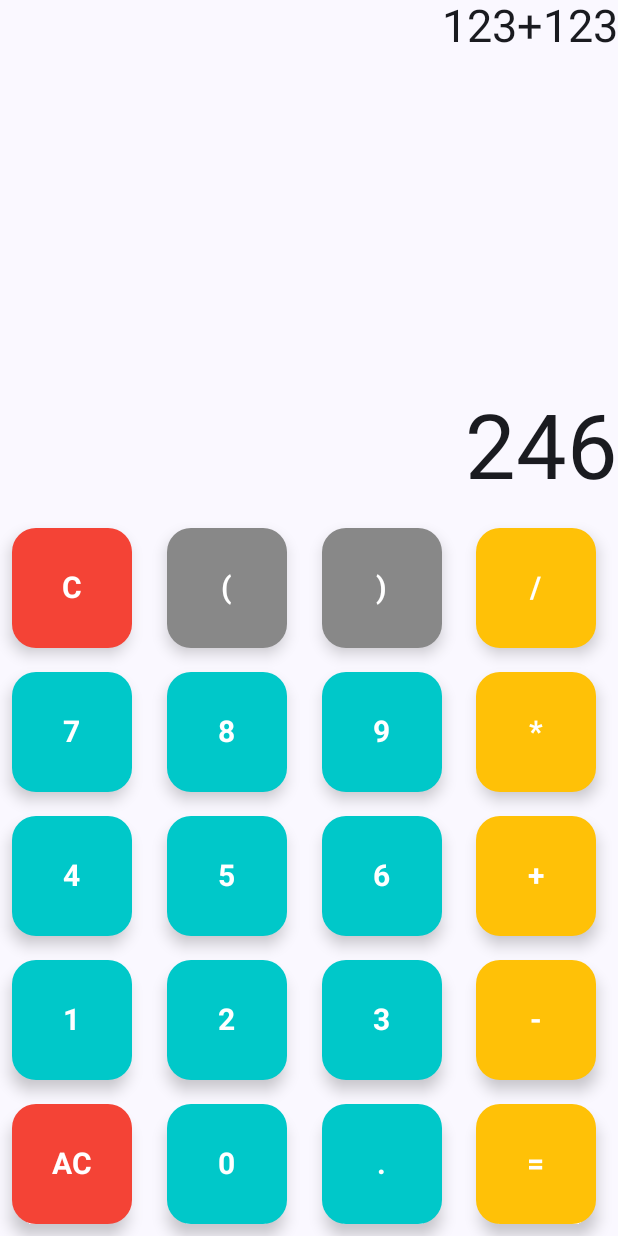
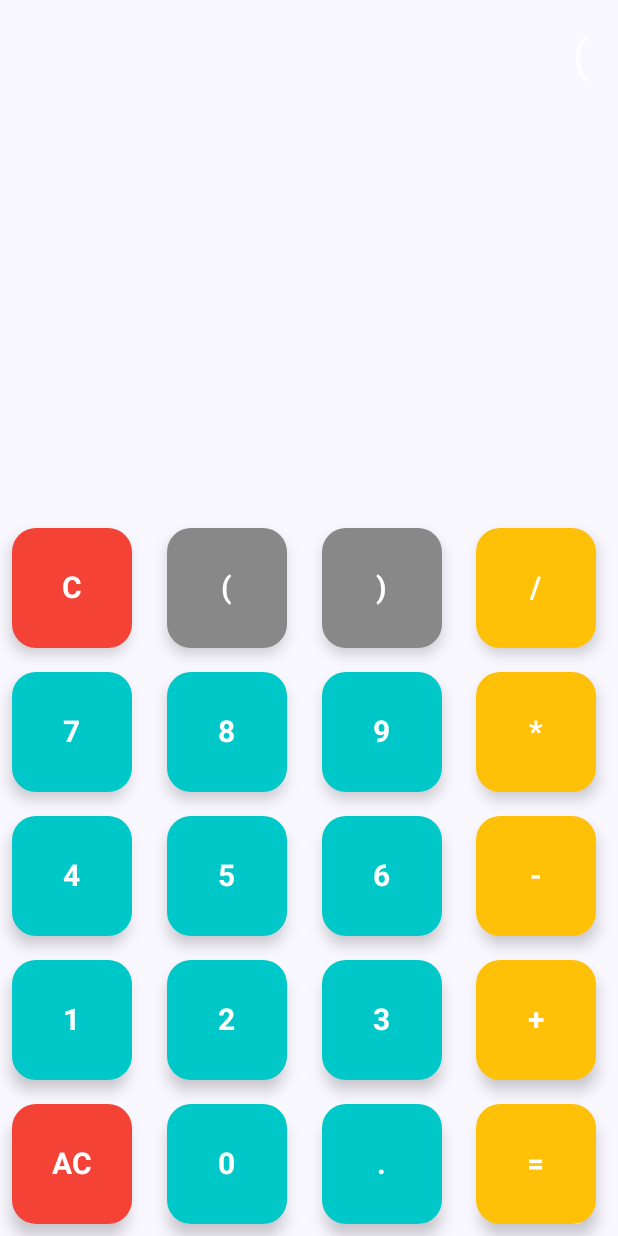
Before and after one commit to Md-Oakil-902/Calculator-using-Jetpack-Compose-Ui, an Android app built with Jetpack Compose: the screen it shows after launch (MainActivity), after a tap on an icon or button, on a phone screen of 412 x 824 dp. Run offline under Robolectric (Android 15) with nearby library versions, the phone set to English and light mode, and no system bars; our stand-ins replace livedata-compose; 2 statements that could not run were skipped.

Commit message:
solve all error and done

```diff
--- a/app/src/main/java/com/oakil/jetpackcomposecalculator/Calculator.kt
+++ b/app/src/main/java/com/oakil/jetpackcomposecalculator/Calculator.kt
@@ -3,6 +3,7 @@ package com.oakil.jetpackcomposecalculator
 import androidx.compose.foundation.background
 import androidx.compose.foundation.layout.Box
 import androidx.compose.foundation.layout.Column
+import androidx.compose.foundation.layout.Row
 import androidx.compose.foundation.layout.Spacer
 import androidx.compose.foundation.layout.fillMaxSize
 import androidx.compose.foundation.layout.height
@@ -16,15 +17,20 @@ import androidx.compose.material3.Button
 import androidx.compose.material3.FloatingActionButton
 import androidx.compose.material3.Text
 import androidx.compose.runtime.Composable
+import androidx.compose.runtime.livedata.observeAsState
 import androidx.compose.ui.Alignment
 import androidx.compose.ui.Modifier
 import androidx.compose.ui.focus.focusModifier
 import androidx.compose.ui.graphics.Color
+import androidx.compose.ui.text.SpanStyle
 import androidx.compose.ui.text.TextStyle
+import androidx.compose.ui.text.buildAnnotatedString
 import androidx.compose.ui.text.font.FontStyle
 import androidx.compose.ui.text.font.FontWeight
 import androidx.compose.ui.text.style.TextAlign
 import androidx.compose.ui.text.style.TextOverflow
+import androidx.compose.ui.text.withStyle
+import androidx.compose.ui.tooling.preview.Preview
 import androidx.compose.ui.unit.dp
 import androidx.compose.ui.unit.sp
 
@@ -32,31 +38,29 @@ import androidx.compose.ui.unit.sp
 val buttonList = listOf(
     "C", "(", ")", "/",
     "7", "8", "9", "*",
-    "4", "5", "6", "+",
-    "1", "2", "3", "-",
+    "4", "5", "6", "-",
+    "1", "2", "3", "+",
     "AC", "0", ".", "="
 )
 
+
+
 @Composable
-fun Calculator(modifier: Modifier = Modifier) {
+fun Calculator(modifier: Modifier = Modifier, viewModel: CalculatorViewModel) {
+    val equationText = viewModel.equationText.observeAsState().value ?: ""
+    val resultText = viewModel.resultText.observeAsState().value ?: ""
+
     Box(modifier = modifier) {
         Column(
             modifier = Modifier.fillMaxSize(),
             horizontalAlignment = Alignment.End
         ) {
-            Text(text = "123+123",
-                style = TextStyle(fontSize = 30.sp,
-                    textAlign = TextAlign.End
-                    ),
-                maxLines = 5,
-                overflow = TextOverflow.Ellipsis
-            )
+            StyledEquationText(equationText = equationText)
             Spacer(modifier = Modifier.weight(1f))
 
-            Text(text = "246",
-                style = TextStyle(fontSize = 60.sp,
-                    textAlign = TextAlign.End
-                    ),
+            Text(
+                text = resultText,
+                style = TextStyle(fontSize = 60.sp, textAlign = TextAlign.End),
                 maxLines = 2,
             )
             Spacer(modifier = Modifier.height(10.dp))
@@ -64,26 +68,21 @@ fun Calculator(modifier: Modifier = Modifier) {
             LazyVerticalGrid(
                 columns = GridCells.Fixed(4)
             ) {
-                items(buttonList){
-                    CalculatorButton(btn= it)
-
+                items(buttonList) {
+                    CalculatorButton(btn = it, onclick = {
+                        viewModel.onButtonClick(it)
+                    })
                 }
-
             }
-
-
         }
-
     }
-
 }
 
-
 @Composable
-fun CalculatorButton(btn: String) {
+fun CalculatorButton(btn: String, onclick: ()->Unit) {
     Box(modifier = Modifier.padding(8.dp)){
         FloatingActionButton(
-            onClick = {},
+            onClick = onclick,
             modifier = Modifier.size(80.dp),
             contentColor = Color.White, // number will be red
             containerColor = getColor(btn) // button container color
@@ -107,3 +106,59 @@ fun getColor(btn : String): Color{
     return Color(0xff00C8C9)
 
 }
+
+@Composable
+fun StyledEquationText(equationText: String) {
+    // Split the equation into its parts (numbers and operators)
+    val operatorColor = Color(0xFFFFC107) // Amber color for operators
+    val numberColor = Color.White // White color for numbers (or you can choose other colors)
+
+    // Create a styled string
+    val annotatedString = buildAnnotatedString {
+        var isOperator = false
+
+        // Iterate through each character in the equation string
+        equationText.forEach { char ->
+            if (char in listOf('+', '-', '*', '/', '=')) {
+                // For operators, apply the operator color
+                withStyle(style = SpanStyle(color = operatorColor)) {
+                    append(char.toString())
+                }
+                isOperator = true
+            } else {
+                // For numbers, apply the number color
+                withStyle(style = SpanStyle(color = numberColor)) {
+                    append(char.toString())
+                }
+            }
+        }
+    }
+
+    // Display the styled equation
+    Text(
+        text = annotatedString,
+        style = TextStyle(fontSize = 30.sp, textAlign = TextAlign.End),
+        maxLines = 1,
+        overflow = TextOverflow.Ellipsis,
+        modifier = Modifier.padding(20.dp)
+    )
+}
+
+
+@Composable
+fun PreviewCalculator() {
+    // Mock ViewModel
+    val viewModel = CalculatorViewModel()
+
+    // Set some initial values for the equation and result (optional)
+    viewModel._equationText.value = "22 +"
+    viewModel._resultText.value = "22"
+
+    // Display the Calculator composable with the mock ViewModel
+    Calculator(viewModel = viewModel)
+}
+@Preview(showBackground = true)
+@Composable
+fun PreviewCalculatorUI() {
+    PreviewCalculator() // Use the preview composable here
+}
--- a/app/src/main/java/com/oakil/jetpackcomposecalculator/CalculatorViewModel.kt
+++ b/app/src/main/java/com/oakil/jetpackcomposecalculator/CalculatorViewModel.kt
@@ -1,11 +1,94 @@
 package com.oakil.jetpackcomposecalculator
 
 import android.util.Log
+import androidx.lifecycle.LiveData
+import androidx.lifecycle.MutableLiveData
 import androidx.lifecycle.ViewModel
+import org.mozilla.javascript.Context
+import org.mozilla.javascript.Scriptable
 
 class CalculatorViewModel : ViewModel(){
+    val _equationText = MutableLiveData("")
+    val equationText: LiveData<String>  = _equationText
+
+
+    val _resultText = MutableLiveData("")
+    val resultText: LiveData<String> = _resultText
 
     fun onButtonClick(btn: String){
-        Log.i("Clicked Btn")
+
+        Log.i("Clicked Btn", btn)
+        _equationText.value?.let{
+
+            if(btn== "AC"){
+                _equationText.value = ""
+                _resultText.value = ""
+                return
+            }
+
+            if (btn == "C") {
+                if (it.isNotEmpty()) {
+                    // If the last character is an operator, allow it to remain for further editing
+                    if (it.last().isOperator()) {
+                        return  // Don't remove operator if it's at the end
+                    }
+
+                    // Remove the last character and update the equation
+                    _equationText.value = it.substring(0, it.length - 1)
+
+                    // Recalculate the result if necessary (only if the equation is complete)
+                    if (isValidEquation(_equationText.value.toString())) {
+                        _resultText.value = calculateResult(_equationText.value.toString())
+                    }else{
+                        _resultText.value = ""
+                    }
+                }
+                return
+            }
+
+            if(btn == "="){
+ //               _equationText.value = _resultText.value
+
+                return
+            }
+            else{
+                _equationText.value = it + btn
+            }
+
+
+            try{
+                _resultText.value = calculateResult(_equationText.value.toString())
+
+            }catch (exception: Exception){
+
+            }
+
+        }
+
+
     }
+
+    private fun isValidEquation(equation: String): Boolean {
+        return equation.isNotEmpty() && !equation.last().isOperator()
+
+    }
+
+
+    fun calculateResult(equation:  String):String{
+        val context: Context = Context.enter()
+        context.optimizationLevel = -1
+        val scriptable : Scriptable = context.initStandardObjects()
+        var finalResult = context.evaluateString(scriptable, equation, "JavaScript", 1, null).toString()
+        if(finalResult.endsWith(".0")){
+            finalResult = finalResult.replace(".0", "")
+        }
+        return finalResult
+
+    }
+
 }
+
+private fun Char.isOperator(): Boolean {
+    return this== '+' || this == '-' || this == '*' || this == '/'
+
+}
--- a/app/src/main/java/com/oakil/jetpackcomposecalculator/MainActivity.kt
+++ b/app/src/main/java/com/oakil/jetpackcomposecalculator/MainActivity.kt
@@ -11,17 +11,22 @@ import androidx.compose.material3.Text
 import androidx.compose.runtime.Composable
 import androidx.compose.ui.Modifier
 import androidx.compose.ui.tooling.preview.Preview
+import androidx.lifecycle.ViewModelProvider
 import com.oakil.jetpackcomposecalculator.ui.theme.JetpackComposeCalculatorTheme
 
 class MainActivity : ComponentActivity() {
     override fun onCreate(savedInstanceState: Bundle?) {
         super.onCreate(savedInstanceState)
+
+        val calculatorViewModel = ViewModelProvider(this)[CalculatorViewModel ::class.java]
         enableEdgeToEdge()
+
         setContent {
+
             JetpackComposeCalculatorTheme {
                 Scaffold(modifier = Modifier.fillMaxSize()) { innerPadding ->
 
-                    Calculator(modifier = Modifier.padding(innerPadding))
+                    Calculator(modifier = Modifier.padding(innerPadding), calculatorViewModel)
                 }
             }
         }
```
Also changed, not shown: app/build.gradle.kts (+7 -0 lines).
